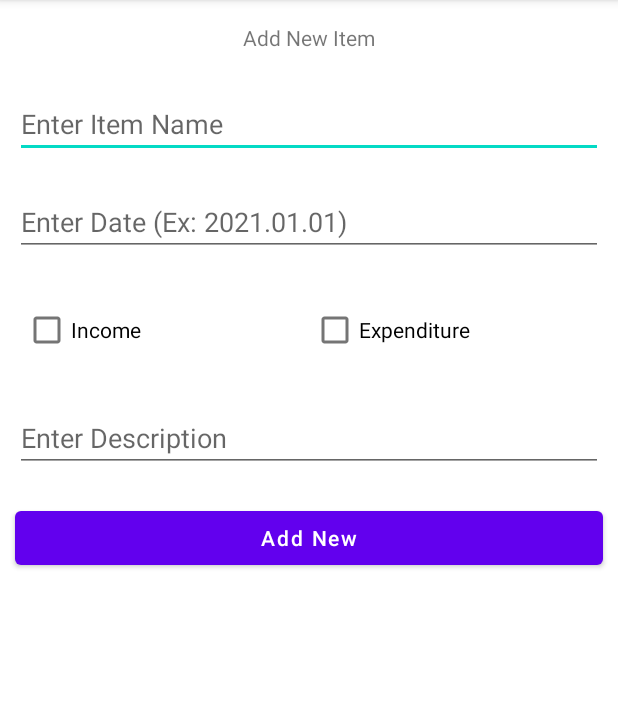
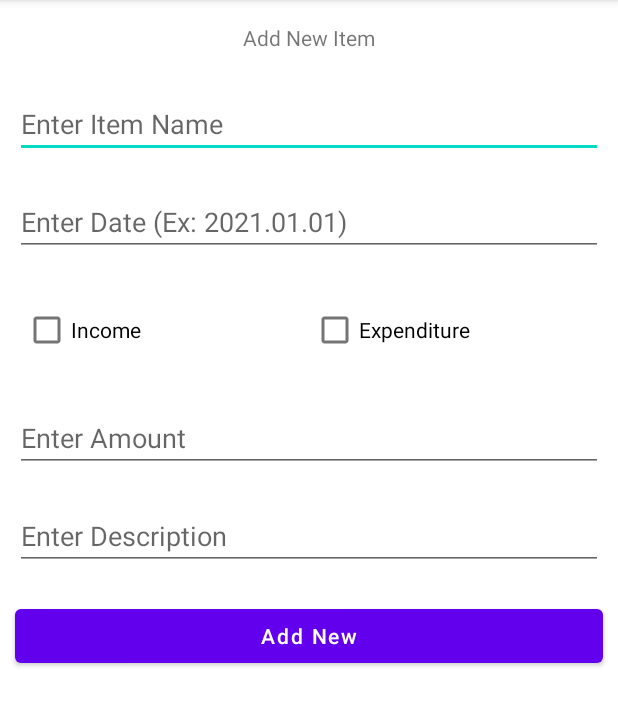
Before and after one commit to jsr1611/KirimChiqim, an Android app: the AddNew screen opened directly, with no data from a screen before it, after a tap on "Add New", on a phone screen of 412 x 824 dp, the part 84-810 px from its top. Run offline under Robolectric (Android 15) with nearby library versions, the phone set to English and light mode, and no system bars; 1 statement that could not run was skipped.

Commit message:
Improved the functionality by adding Amount input, Total Amount, Total Counter, extra languages such as Korean, Cyrillic Uzbek instead of Russian language input, and so on.

```diff
--- a/app/src/main/java/com/kirimchiqim/AddNew.java
+++ b/app/src/main/java/com/kirimchiqim/AddNew.java
@@ -3,6 +3,7 @@ package com.kirimchiqim;
 import androidx.appcompat.app.AppCompatActivity;
 
 import android.os.Bundle;
+import android.text.TextUtils;
 import android.view.View;
 import android.widget.Button;
 import android.widget.CheckBox;
@@ -12,7 +13,7 @@ import android.widget.Toast;
 public class AddNew extends AppCompatActivity {
     // creating variables for our edittext, button and dbhandler
     //private EditText itemNameEdt, itemTypeEdt, itemTimeEdt, itemDescriptionEdt;
-    private EditText itemNameEdt, itemTimeEdt, itemDescriptionEdt;
+    private EditText itemNameEdt, itemTimeEdt, itemAmountEdt, itemDescriptionEdt;
     private CheckBox itemType1, itemType2;
     private Button addNewItem;
     private DBHandler dbHandler;
@@ -28,10 +29,11 @@ public class AddNew extends AppCompatActivity {
 
         // initializing all our variables.
         itemNameEdt = findViewById(R.id.an_Edit_ItemName);
-        itemType1 = findViewById(R.id.an_Chbx_idItemType1chbox);
-        itemType2 = findViewById(R.id.an_Chbx_ItemType2chbox);
+        itemType1 = findViewById(R.id.an_Chbx_idItemType1);
+        itemType2 = findViewById(R.id.an_Chbx_ItemType2);
         itemTimeEdt = findViewById(R.id.an_Edit_ItemDateTime);
         itemDescriptionEdt = findViewById(R.id.an_Edit_ItemDescription);
+        itemAmountEdt = findViewById(R.id.an_Edit_ItemAmount);
 
         // creating a new dbhandler class
         // and passing our context to it.
@@ -47,33 +49,36 @@ public class AddNew extends AppCompatActivity {
                 String itemType = "";
                 String itemName = itemNameEdt.getText().toString();
                 String itemDateTime = itemTimeEdt.getText().toString();
+
                 String itemDescription = itemDescriptionEdt.getText().toString();
 
                 // validating if the text fields are empty or not.
-                if (itemName.isEmpty() && itemDateTime.isEmpty() && itemDescription.isEmpty()) {
-                    Toast.makeText(AddNew.this, "Please enter all the data...", Toast.LENGTH_SHORT).show();
+                if (itemName.isEmpty() && itemDateTime.isEmpty() && !TextUtils.isEmpty(itemAmountEdt.getText())) {
+                    Toast.makeText(AddNew.this, R.string.alert_enter_all_values, Toast.LENGTH_SHORT).show();
                     return;
                 }
+                Integer itemAmount = Integer.parseInt(itemAmountEdt.getText().toString());
                 if ((!itemType1.isChecked() && !itemType2.isChecked()) || (itemType1.isChecked() && itemType2.isChecked())) {
-                    Toast.makeText(AddNew.this, "Please,  check only one box...", Toast.LENGTH_SHORT).show();
+                    Toast.makeText(AddNew.this, R.string.alert_check_only_one_box, Toast.LENGTH_SHORT).show();
                     return;
                 }
 
                 if (itemType1.isChecked())
-                    itemType = getString(R.string.income);
+                    itemType = getString(R.string.TYPE_Income);
                 if (itemType2.isChecked())
-                    itemType = getString(R.string.expenditure);
+                    itemType = getString(R.string.TYPE_Expenditure);
 
                 // on below line we are calling a method to add new
                 // course to sqlite data and pass all our values to it.
-                dbHandler.addNewItem(itemName, itemDateTime, itemDescription, itemType);
+                dbHandler.addNewItem(itemName, itemType, itemAmount.toString(), itemDateTime, itemDescription);
 
                 // after adding the data we are displaying a toast message.
-                Toast.makeText(AddNew.this, "Item has been added successfully.", Toast.LENGTH_SHORT).show();
+                Toast.makeText(AddNew.this, R.string.alert_item_added_successfully, Toast.LENGTH_SHORT).show();
                 itemNameEdt.setText("");
                 itemTimeEdt.setText("");
                 itemType2.setSelected(false);
                 itemType1.setSelected(false);
+                itemAmountEdt.setText("");
                 itemDescriptionEdt.setText("");
             }
         });
--- a/app/src/main/res/layout/activity_add_new.xml
+++ b/app/src/main/res/layout/activity_add_new.xml
@@ -1,5 +1,6 @@
 <?xml version="1.0" encoding="utf-8"?>
-<LinearLayout xmlns:android="http://schemas.android.com/apk/res/android"
+<LinearLayout
+    xmlns:android="http://schemas.android.com/apk/res/android"
     xmlns:tools="http://schemas.android.com/tools"
     android:layout_width="match_parent"
     android:layout_height="match_parent"
@@ -8,6 +9,7 @@
 
 
     <!--Edit text to enter course name-->
+
     <TextView
         android:id="@+id/an_Edit_Header"
         android:layout_width="match_parent"
@@ -40,7 +42,7 @@
         android:orientation="horizontal">
 
         <CheckBox
-            android:id="@+id/an_Chbx_idItemType1chbox"
+            android:id="@+id/an_Chbx_idItemType1"
             android:layout_width="wrap_content"
             android:layout_height="wrap_content"
             android:layout_margin="15dp"
@@ -48,7 +50,7 @@
             android:text="@string/income" />
 
         <CheckBox
-            android:id="@+id/an_Chbx_ItemType2chbox"
+            android:id="@+id/an_Chbx_ItemType2"
             android:layout_width="wrap_content"
             android:layout_height="wrap_content"
             android:layout_margin="15dp"
@@ -58,6 +60,14 @@
     </LinearLayout>
 
     <!--edit text for course description-->
+    <EditText
+        android:id="@+id/an_Edit_ItemAmount"
+        android:layout_width="match_parent"
+        android:layout_height="wrap_content"
+        android:layout_margin="10dp"
+        android:inputType="numberDecimal"
+        android:hint="@string/enter_amount" />
+
     <EditText
         android:id="@+id/an_Edit_ItemDescription"
         android:layout_width="match_parent"
--- a/app/src/main/res/values/strings.xml
+++ b/app/src/main/res/values/strings.xml
@@ -1,6 +1,6 @@
 <resources>
-    <string name="app_name">KirimChiqim</string>
-    <string name="hello">Assalomu alaykum!</string>
+    <string name="app_name" translatable="false">KirimChiqim</string>
+    <string name="hello">Welcome!</string>
     <string name="add_new">Add New</string>
     <string name="show_all">Show All</string>
     <string name="enter_item_name">Enter Item Name</string>
@@ -19,6 +19,17 @@
     <string name="name">Name</string>
     <string name="phone_number">Phone number</string>
     <string name="company">Company</string>
+    <string name="about_me">Info</string>
+    <string name="enter_amount">Enter Amount</string>
+    <string name="alert_enter_all_values">Please enter all the data...</string>
+    <string name="alert_check_only_one_box">Please,  check only one box...</string>
+    <string name="alert_item_added_successfully">Item has been added successfully.</string>
+    <string name="totalCount">Total (pcs)</string>
+    <string name="totalAmount">Total Amount</string>
+    <string name="no_data_found">No data found.</string>
+    <string name="amount">Amount</string>
+    <string name="TYPE_Income" translatable="false">Income</string>
+    <string name="TYPE_Expenditure" translatable="false">Expenditure</string>
 
 
 </resources>
```
Also changed, not shown: app/build.gradle (+11 -2 lines), app/src/main/java/com/kirimchiqim/DBHandler.java (+54 -11 lines), app/src/main/java/com/kirimchiqim/ItemModal.java (+30 -2 lines), app/src/main/java/com/kirimchiqim/ItemRVAdapter.java (+10 -2 lines), app/src/main/java/com/kirimchiqim/ViewItems.java (+24 -11 lines), app/src/main/res/layout/activity_main.xml (+6 -3 lines), app/src/main/res/layout/activity_view_items.xml (+41 -5 lines), app/src/main/res/layout/item_rv.xml (+12 -1 lines), gradle/wrapper/gradle-wrapper.properties, 4 other files.
